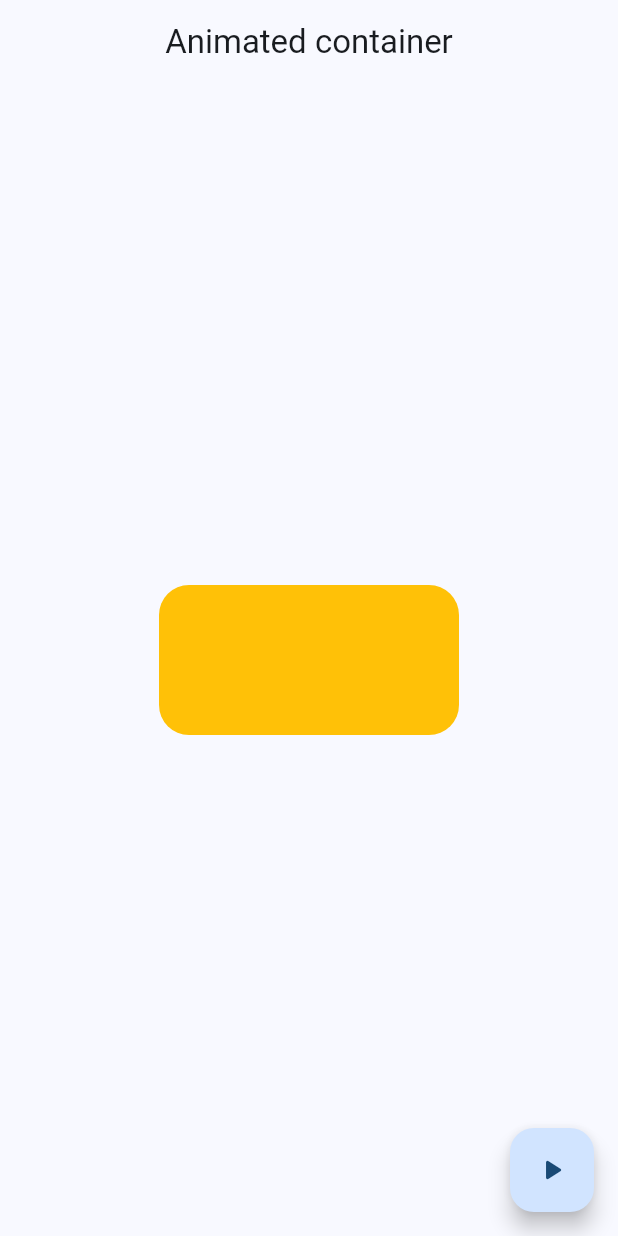
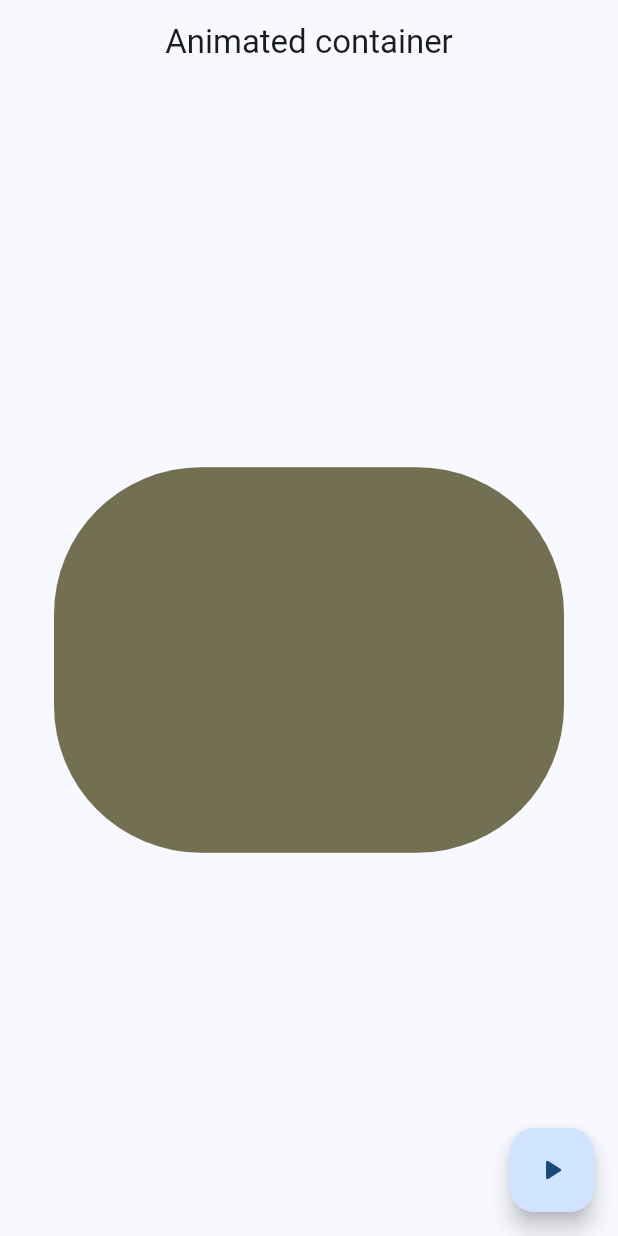
Before and after one commit to jovannyCG/widgets_app, a Flutter app: the AnimatedPage screen opened by its route, after a tap on the "play arrow" icon, on a phone screen of 412 x 824 dp. Run offline on Flutter 3.47's test engine with Material 2 defaults, Android fonts, the phone set to English and light mode, and no system bars; our stand-ins replace go_router.

Commit message:
propiedades de contenedor animadas

```diff
--- a/lib/presentation/screens/animated/animated_screen.dart
+++ b/lib/presentation/screens/animated/animated_screen.dart
@@ -1,10 +1,31 @@
 import 'package:flutter/material.dart';
+import 'dart:math'show Random;
 
-
-class AnimatedPage extends StatelessWidget {
+class AnimatedPage extends StatefulWidget {
 static const String name = 'Animated_screen';
 
   const AnimatedPage({super.key});
+
+  @override
+  State<AnimatedPage> createState() => _AnimatedPageState();
+}
+
+class _AnimatedPageState extends State<AnimatedPage> {
+  double width = 50;
+  double height =50;
+  Color color = Colors.amber;
+  double boderRadius = 30;
+
+  void changeShape(){
+    final random = Random();
+    width = random.nextInt(300) + 120;
+    height = random.nextInt(300)+ 120;
+    boderRadius = random.nextInt(100)+ 20;
+    color = Color.fromRGBO(random.nextInt(255),random.nextInt(255),random.nextInt(255),1);
+    setState(() {
+
+    });
+  }
   @override
   Widget build(BuildContext context) {
     return Scaffold(
@@ -13,18 +34,18 @@ static const String name = 'Animated_screen';
       ),
       body: Center(
         child: AnimatedContainer(
-          curve: Curves.easeInOutCubic,
-          width: 200,
-          height: 100,
+          curve: Curves.elasticOut,
+          width: width <=0 ? 0: width,
+          height: height <=0 ? 0: height,
           decoration: BoxDecoration(
-            color: Colors.amber,
-            borderRadius: BorderRadius.circular(20)
+            color: color,
+            borderRadius: BorderRadius.circular(boderRadius <0 ? 0:boderRadius)
           ), duration: const Duration(milliseconds: 900),
 
         ),
       ),
     floatingActionButton: FloatingActionButton(
-      onPressed: (){},
+      onPressed: changeShape,
       child: const Icon(Icons.play_arrow_rounded),
       ),
    );
```
